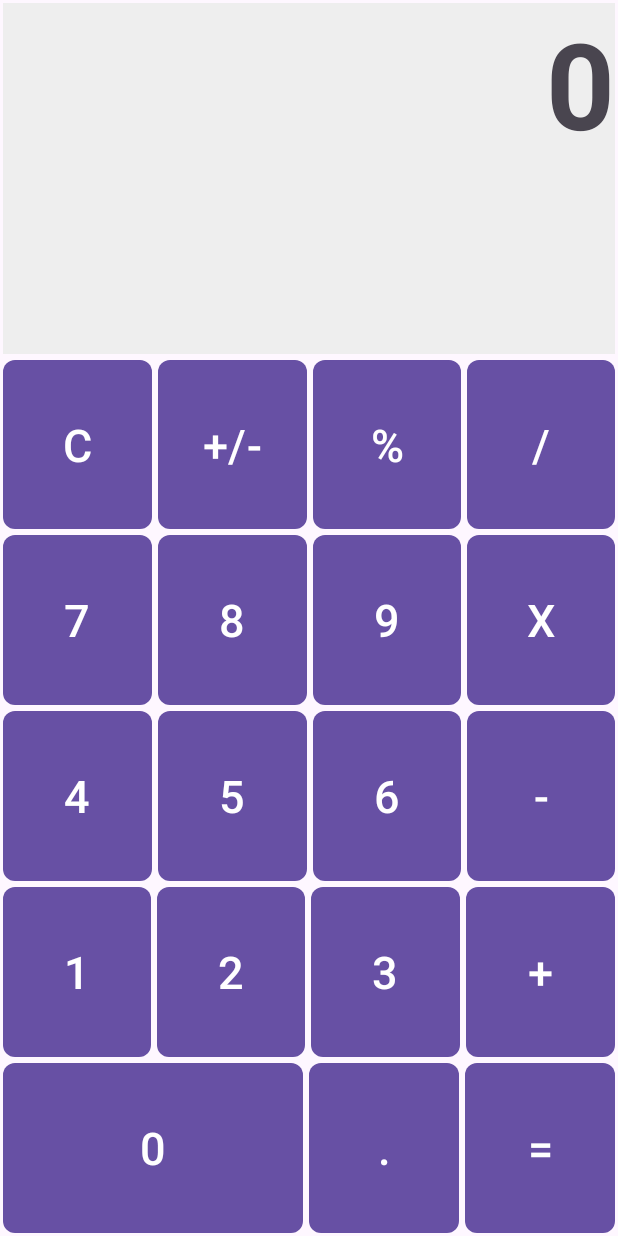
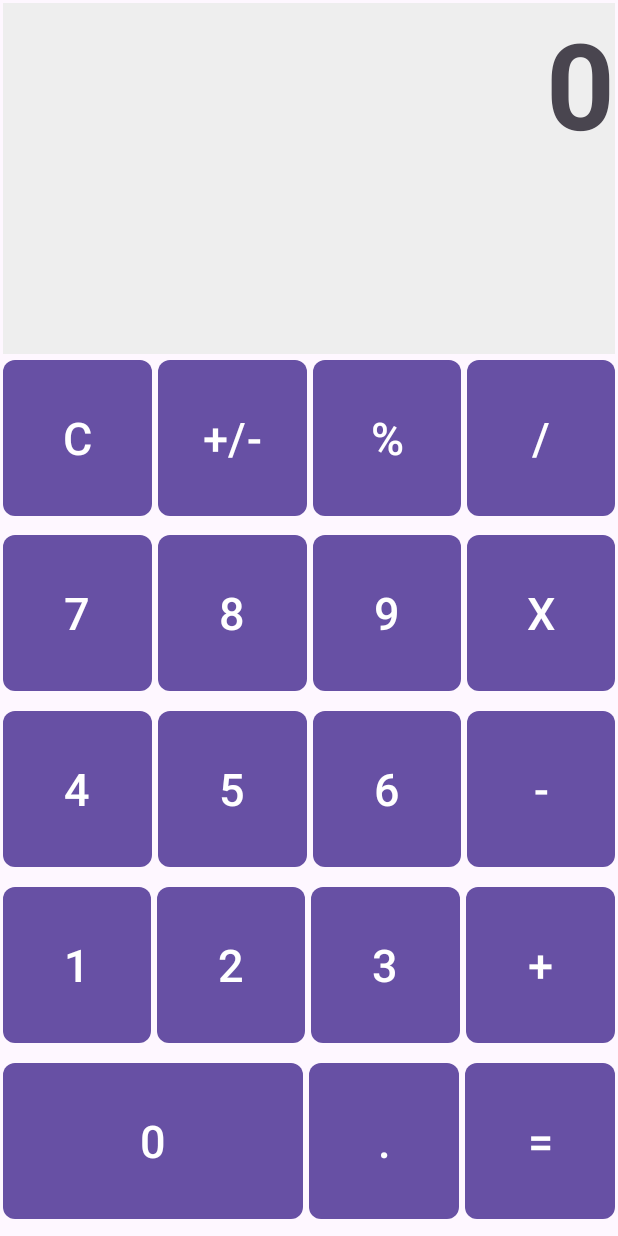
Before and after one commit to MarvellinusVincent/Calculator, an Android app: the screen it shows after launch (MainActivity), on a phone screen of 412 x 824 dp. Run offline under Robolectric (Android 15) with nearby library versions, the phone set to English and light mode, and no system bars.

Commit message:
Project 1

```diff
--- a/app/src/main/res/layout/activity_main.xml
+++ b/app/src/main/res/layout/activity_main.xml
@@ -16,9 +16,7 @@
         android:textSize="80sp"
         android:textStyle="bold"
         android:text="0"
-        android:background="#EEEEEE" >
-
-    </TextView>
+        android:background="#EEEEEE" ></TextView>
 
     <!-- Row of Clear, Pos/Neg, Percentage, and Divide Buttons -->
     <LinearLayout
@@ -27,48 +25,49 @@
         android:layout_weight="1">
 
         <!-- Clear Button -->
+
         <Button
             android:id="@+id/buttonClear"
             android:layout_width="match_parent"
-            android:layout_height="match_parent"
+            android:layout_height="104dp"
+            android:layout_margin="2dp"
             android:layout_weight="1"
-            android:layout_margin="2dp"
-            android:textSize="30sp"
+            android:background="@drawable/button_box"
             android:text="C"
-            android:background="@drawable/button_box" />
+            android:textSize="30sp" />
 
         <!-- ChangePosNeg Button -->
         <Button
             android:id="@+id/buttonChangePosNeg"
             android:layout_width="match_parent"
-            android:layout_height="match_parent"
+            android:layout_height="104dp"
+            android:layout_margin="2dp"
             android:layout_weight="1"
-            android:layout_margin="2dp"
-            android:textSize="30sp"
+            android:background="@drawable/button_box"
             android:text="+/-"
-            android:background="@drawable/button_box" />
+            android:textSize="30sp" />
 
         <!-- Percentage Button -->
         <Button
             android:id="@+id/buttonPercentage"
             android:layout_width="match_parent"
-            android:layout_height="match_parent"
+            android:layout_height="104dp"
+            android:layout_margin="2dp"
             android:layout_weight="1"
-            android:layout_margin="2dp"
-            android:textSize="30sp"
+            android:background="@drawable/button_box"
             android:text="%"
-            android:background="@drawable/button_box" />
+            android:textSize="30sp" />
 
         <!-- Divide Button -->
         <Button
             android:id="@+id/buttonDivide"
             android:layout_width="match_parent"
-            android:layout_height="match_parent"
+            android:layout_height="104dp"
+            android:layout_margin="2dp"
             android:layout_weight="1"
-            android:layout_margin="2dp"
-            android:textSize="30sp"
+            android:background="@drawable/button_box"
             android:text="/"
-            android:background="@drawable/button_box" />
+            android:textSize="30sp" />
 
     </LinearLayout>
 
@@ -82,45 +81,46 @@
         <Button
             android:id="@+id/button7"
             android:layout_width="match_parent"
-            android:layout_height="match_parent"
+            android:layout_height="104dp"
+            android:layout_margin="2dp"
             android:layout_weight="1"
-            android:layout_margin="2dp"
-            android:textSize="30sp"
+            android:background="@drawable/button_box"
             android:text="7"
-            android:background="@drawable/button_box" />
+            android:textSize="30sp" />
 
         <!-- 8 Button -->
         <Button
             android:id="@+id/button8"
             android:layout_width="match_parent"
-            android:layout_height="match_parent"
+            android:layout_height="104dp"
+            android:layout_margin="2dp"
             android:layout_weight="1"
-            android:layout_margin="2dp"
-            android:textSize="30sp"
+            android:background="@drawable/button_box"
             android:text="8"
-            android:background="@drawable/button_box" />
+            android:textSize="30sp" />
 
         <!-- 9 Button -->
+
         <Button
             android:id="@+id/button9"
             android:layout_width="match_parent"
-            android:layout_height="match_parent"
+            android:layout_height="104dp"
+            android:layout_margin="2dp"
             android:layout_weight="1"
-            android:layout_margin="2dp"
-            android:textSize="30sp"
+            android:background="@drawable/button_box"
             android:text="9"
-            android:background="@drawable/button_box" />
+            android:textSize="30sp" />
 
         <!-- Multiply Button -->
         <Button
             android:id="@+id/buttonMultiply"
             android:layout_width="match_parent"
-            android:layout_height="match_parent"
+            android:layout_height="104dp"
+            android:layout_margin="2dp"
             android:layout_weight="1"
-            android:layout_margin="2dp"
-            android:textSize="30sp"
+            android:background="@drawable/button_box"
             android:text="X"
-            android:background="@drawable/button_box" />
+            android:textSize="30sp" />
 
     </LinearLayout>
 
@@ -134,45 +134,45 @@
         <Button
             android:id="@+id/button4"
             android:layout_width="match_parent"
-            android:layout_height="match_parent"
+            android:layout_height="104dp"
+            android:layout_margin="2dp"
             android:layout_weight="1"
-            android:layout_margin="2dp"
-            android:textSize="30sp"
+            android:background="@drawable/button_box"
             android:text="4"
-            android:background="@drawable/button_box" />
+            android:textSize="30sp" />
 
         <!-- 5 Button -->
         <Button
             android:id="@+id/button5"
             android:layout_width="match_parent"
-            android:layout_height="match_parent"
+            android:layout_height="104dp"
+            android:layout_margin="2dp"
             android:layout_weight="1"
-            android:layout_margin="2dp"
-            android:textSize="30sp"
+            android:background="@drawable/button_box"
             android:text="5"
-            android:background="@drawable/button_box" />
+            android:textSize="30sp" />
 
         <!-- 6 Button -->
         <Button
             android:id="@+id/button6"
             android:layout_width="match_parent"
-            android:layout_height="match_parent"
+            android:layout_height="104dp"
+            android:layout_margin="2dp"
             android:layout_weight="1"
-            android:layout_margin="2dp"
-            android:textSize="30sp"
+            android:background="@drawable/button_box"
             android:text="6"
-            android:background="@drawable/button_box" />
+            android:textSize="30sp" />
 
         <!-- Minus Button -->
         <Button
             android:id="@+id/buttonMinus"
             android:layout_width="match_parent"
-            android:layout_height="match_parent"
+            android:layout_height="104dp"
+            android:layout_margin="2dp"
             android:layout_weight="1"
-            android:layout_margin="2dp"
-            android:textSize="30sp"
+            android:background="@drawable/button_box"
             android:text="-"
-            android:background="@drawable/button_box" />
+            android:textSize="30sp" />
 
     </LinearLayout>
 
@@ -186,45 +186,46 @@
         <Button
             android:id="@+id/button1"
             android:layout_width="wrap_content"
-            android:layout_height="match_parent"
+            android:layout_height="104dp"
+            android:layout_margin="2dp"
             android:layout_weight="1"
-            android:layout_margin="2dp"
-            android:textSize="30sp"
+            android:background="@drawable/button_box"
             android:text="1"
-            android:background="@drawable/button_box" />
+            android:textSize="30sp" />
 
         <!-- 2 Button -->
         <Button
             android:id="@+id/button2"
             android:layout_width="wrap_content"
-            android:layout_height="match_parent"
+            android:layout_height="104dp"
+            android:layout_margin="2dp"
             android:layout_weight="1"
-            android:layout_margin="2dp"
-            android:textSize="30sp"
+            android:background="@drawable/button_box"
             android:text="2"
-            android:background="@drawable/button_box" />
+            android:textSize="30sp" />
 
         <!-- 3 Button -->
+
         <Button
             android:id="@+id/button3"
             android:layout_width="wrap_content"
-            android:layout_height="match_parent"
+            android:layout_height="104dp"
+            android:layout_margin="2dp"
             android:layout_weight="1"
-            android:layout_margin="2dp"
-            android:textSize="30sp"
+            android:background="@drawable/button_box"
             android:text="3"
-            android:background="@drawable/button_box" />
+            android:textSize="30sp" />
 
         <!-- Add Button -->
         <Button
             android:id="@+id/buttonAdd"
             android:layout_width="wrap_content"
-            android:layout_height="match_parent"
+            android:layout_height="104dp"
+            android:layout_margin="2dp"
             android:layout_weight="1"
-            android:layout_margin="2dp"
-            android:textSize="30sp"
+            android:background="@drawable/button_box"
             android:text="+"
-            android:background="@drawable/button_box" />
+            android:textSize="30sp" />
 
     </LinearLayout>
 
@@ -238,34 +239,34 @@
         <Button
             android:id="@+id/button0"
             android:layout_width="0dp"
-            android:layout_height="match_parent"
+            android:layout_height="104dp"
+            android:layout_margin="2dp"
             android:layout_weight="2"
-            android:layout_margin="2dp"
-            android:textSize="30sp"
+            android:background="@drawable/button_box"
             android:text="0"
-            android:background="@drawable/button_box" />
+            android:textSize="30sp" />
 
         <!-- Decimal Button -->
         <Button
             android:id="@+id/buttonDecimal"
             android:layout_width="0dp"
-            android:layout_height="match_parent"
+            android:layout_height="104dp"
+            android:layout_margin="2dp"
             android:layout_weight="1"
-            android:layout_margin="2dp"
-            android:textSize="30sp"
+            android:background="@drawable/button_box"
             android:text="."
-            android:background="@drawable/button_box" />
+            android:textSize="30sp" />
 
         <!-- Equals Button -->
         <Button
             android:id="@+id/buttonEquals"
             android:layout_width="0dp"
-            android:layout_height="match_parent"
+            android:layout_height="104dp"
+            android:layout_margin="2dp"
             android:layout_weight="1"
-            android:layout_margin="2dp"
-            android:textSize="30sp"
+            android:background="@drawable/button_box"
             android:text="="
-            android:background="@drawable/button_box" />
+            android:textSize="30sp" />
 
     </LinearLayout>
 
```
